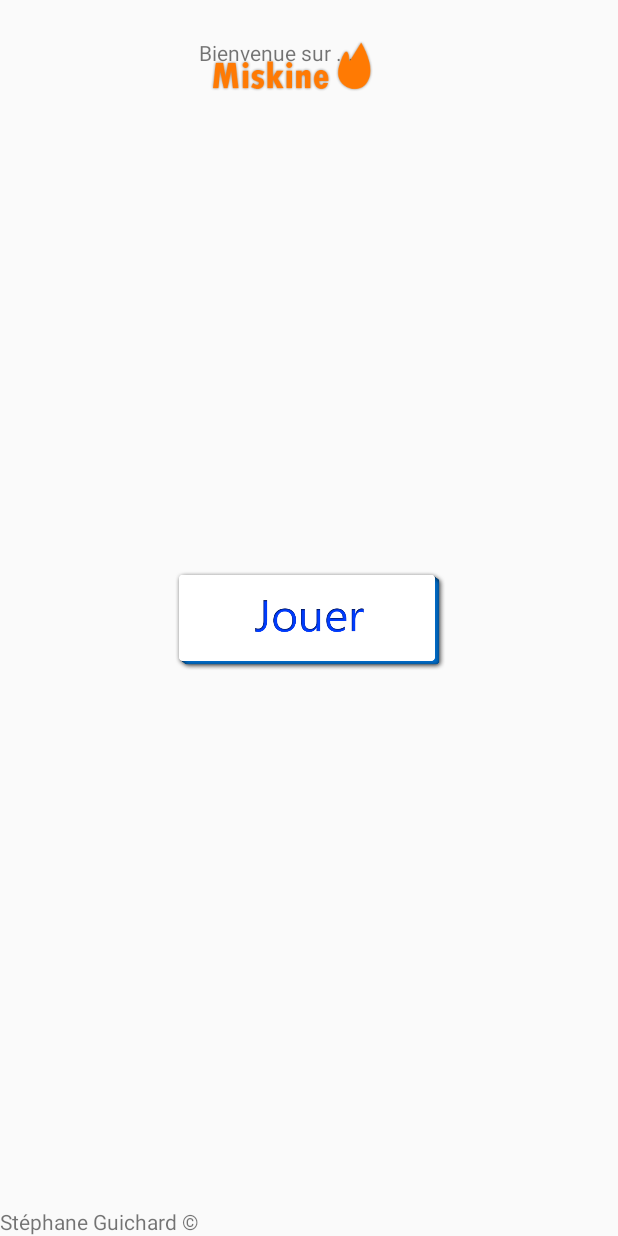
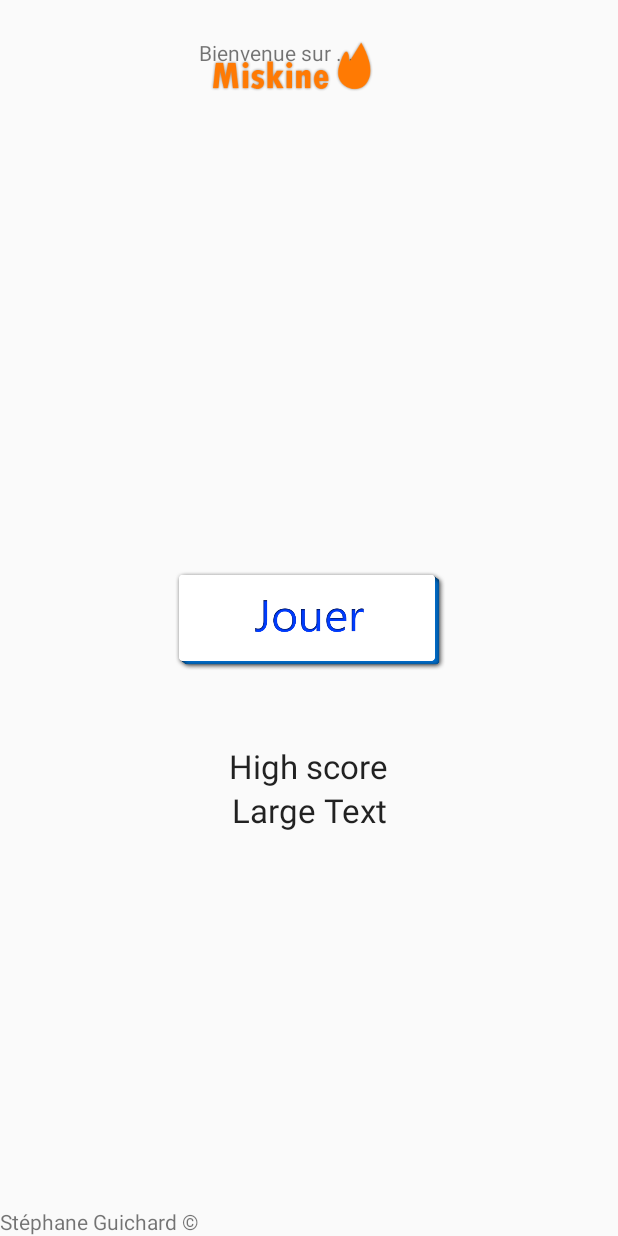
Before and after one commit to Raph33000/Miskino, an Android app: the screen it shows after launch (MenuJeu), on a phone screen of 412 x 824 dp. Run offline under Robolectric (Android 15) with nearby library versions, the phone set to English and light mode, and no system bars.

Commit message:
high score advance

```diff
--- a/MyApplication4/app/src/main/java/com/example/stefmaggle/myapplication/MenuJeu.java
+++ b/MyApplication4/app/src/main/java/com/example/stefmaggle/myapplication/MenuJeu.java
@@ -1,8 +1,10 @@
 package com.example.stefmaggle.myapplication;
 
 import android.app.Activity;
+import android.content.Context;
 import android.content.DialogInterface;
 import android.content.Intent;
+import android.content.SharedPreferences;
 import android.os.Bundle;
 import android.os.SystemClock;
 import android.view.View;
@@ -10,6 +12,7 @@ import android.view.animation.Animation;
 import android.view.animation.AnimationUtils;
 import android.widget.Button;
 import android.widget.ImageButton;
+import android.widget.TextView;
 
 /**
  * Created by Stephane on 01/12/2015.
@@ -19,6 +22,10 @@ public class MenuJeu extends Activity{
     ImageButton jouer = null;
     Animation arrive;
     Animation zoom;
+    TextView score;
+    int value;
+    SharedPreferences prefs;
+
     @Override
     public void onCreate(Bundle savedInstanceState) {
         super.onCreate(savedInstanceState);
@@ -28,6 +35,10 @@ public class MenuJeu extends Activity{
         zoom = AnimationUtils.loadAnimation(this, R.anim.anim_zoom);
         jouer.startAnimation(arrive);
         jouer.setOnClickListener(Jouer);
+        //prefs = this.getSharedPreferences("myPrefsKey", Context.MODE_PRIVATE);//recupere les valeurs enregistrées
+        //value = prefs.getInt("high_score", 0); //0 is the default value
+        //score = (TextView)findViewById(R.id.textView_value);
+        //score.setText(value); //change la valeur de la textviex score
     }
     //ceci est un test
 
--- a/MyApplication4/app/src/main/res/layout/menu_jeu.xml
+++ b/MyApplication4/app/src/main/res/layout/menu_jeu.xml
@@ -39,4 +39,24 @@
         android:layout_alignParentLeft="true"
         android:layout_alignParentStart="true" />
 
+    <TextView
+        android:layout_width="wrap_content"
+        android:layout_height="wrap_content"
+        android:textAppearance="?android:attr/textAppearanceLarge"
+        android:text="High score"
+        android:id="@+id/textView_high"
+        android:layout_below="@+id/button"
+        android:layout_centerHorizontal="true"
+        android:layout_marginTop="44dp" />
+
+    <TextView
+        android:layout_width="wrap_content"
+        android:layout_height="wrap_content"
+        android:textAppearance="?android:attr/textAppearanceLarge"
+        android:text="Large Text"
+        android:id="@+id/textView_value"
+        android:layout_below="@+id/textView_high"
+        android:layout_alignRight="@+id/textView_high"
+        android:layout_alignEnd="@+id/textView_high" />
+
 </RelativeLayout>
```
Also changed, not shown: MyApplication4/app/src/main/java/com/example/stefmaggle/myapplication/MainActivity.java (+24 -3 lines), MyApplication4/app/src/main/res/anim/anim_entreephoto.xml (+6 -16 lines), MyApplication4/app/src/main/res/anim/image_animation_arrive.xml (added, +17 -0 lines), 1 other file.
